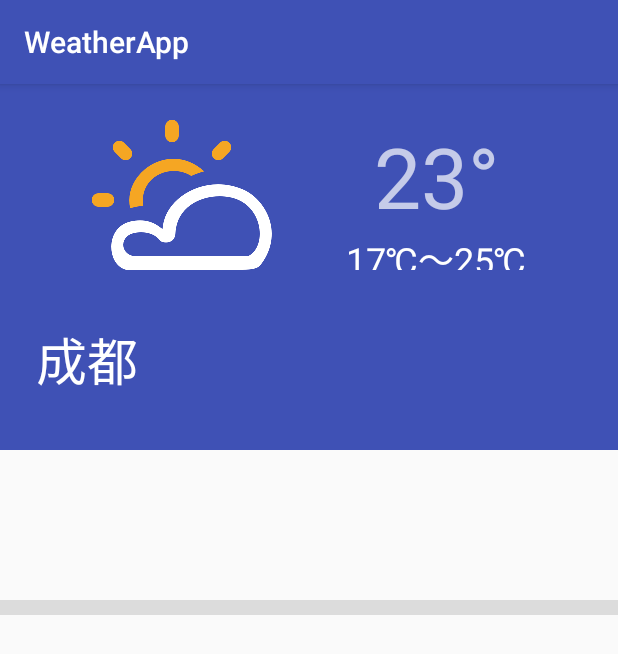
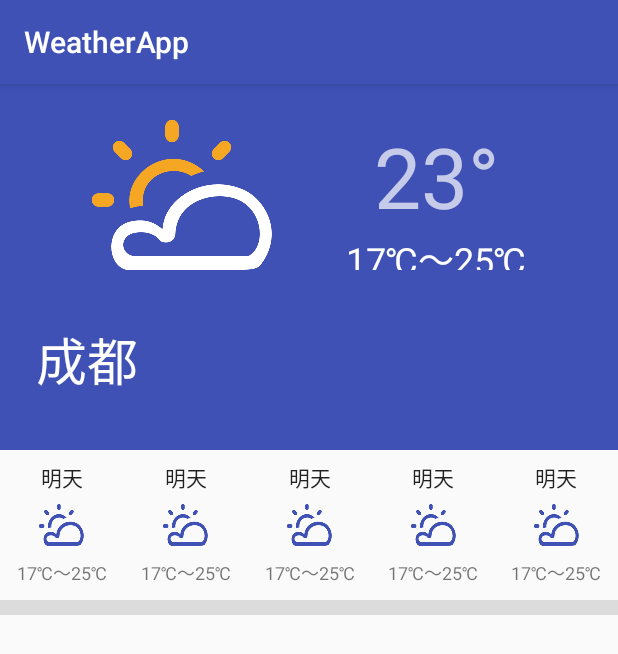
Before and after one commit to anddle/WeatherApp, an Android app: the screen it shows after launch (MainActivity), on a phone screen of 412 x 824 dp. Shown: the top 654 px of the screen. Run offline under Robolectric (Android 15) with nearby library versions, the phone set to English and light mode, and no system bars.

Commit message:
design weather forcast layout

```diff
--- a/app/src/main/res/layout/activity_main.xml
+++ b/app/src/main/res/layout/activity_main.xml
@@ -70,7 +70,14 @@
 
     <LinearLayout
         android:layout_width="match_parent"
-        android:layout_height="100dp">
+        android:layout_height="100dp"
+        android:orientation="horizontal">
+
+        <include layout="@layout/forcast_item" />
+        <include layout="@layout/forcast_item" />
+        <include layout="@layout/forcast_item" />
+        <include layout="@layout/forcast_item" />
+        <include layout="@layout/forcast_item" />
 
     </LinearLayout>
 
--- /dev/null
+++ b/app/src/main/res/layout/forcast_item.xml
@@ -0,0 +1,33 @@
+<?xml version="1.0" encoding="utf-8"?>
+<LinearLayout xmlns:android="http://schemas.android.com/apk/res/android"
+    android:layout_width="match_parent"
+    android:layout_height="match_parent"
+    android:orientation="vertical"
+    android:gravity="center_horizontal"
+    android:layout_weight="1">
+
+    <TextView
+        android:layout_width="wrap_content"
+        android:layout_height="0dp"
+        android:layout_weight="1"
+        android:text="明天"
+        android:textColor="#DE000000"
+        android:textSize="14sp"
+        android:gravity="center"/>
+
+    <ImageView
+        android:layout_width="wrap_content"
+        android:layout_height="wrap_content"
+        android:src="@mipmap/ic_sunny_cloudy_s"
+        android:scaleType="center"/>
+
+    <TextView
+        android:layout_width="wrap_content"
+        android:layout_height="0dp"
+        android:layout_weight="1"
+        android:text="17℃～25℃"
+        android:textColor="#8a000000"
+        android:textSize="12sp"
+        android:gravity="center"/>
+
+</LinearLayout>
```
